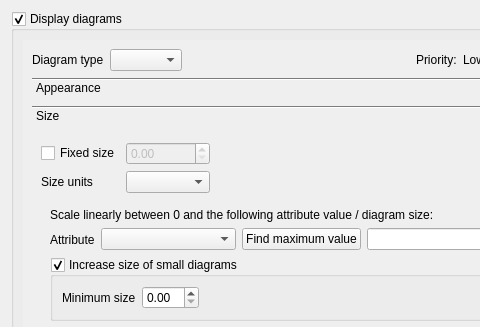
Old version of the form src/ui/qgsdiagrampropertiesbase.ui in the repository qgis/QGIS; both pictures show x 0 to 480 and y 0 to 327 of the 782 by 663 pixel window.
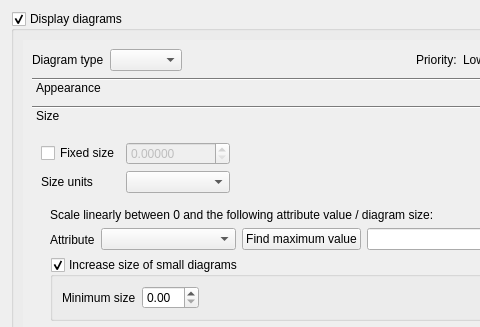
New version of the form. The open tabs and pages were chosen to show the change. Icons and pictures are not drawn. Custom widgets are drawn as their Qt base class.

Commit message: Allow smaller numbers in size spin box

```diff
--- a/src/ui/qgsdiagrampropertiesbase.ui
+++ b/src/ui/qgsdiagrampropertiesbase.ui
@@ -318,7 +318,15 @@
               </item>
              </layout>
             </widget>
-            <widget class="QWidget" name="mDiagramPropertiesToolBoxPage2" native="true">
+            <widget class="QWidget" name="mDiagramPropertiesToolBoxPage2">
+             <property name="geometry">
+              <rect>
+               <x>0</x>
+               <y>0</y>
+               <width>708</width>
+               <height>239</height>
+              </rect>
+             </property>
              <attribute name="label">
               <string>Size</string>
              </attribute>
@@ -358,6 +366,9 @@
                 <property name="enabled">
                  <bool>false</bool>
                 </property>
+                <property name="decimals">
+                 <number>5</number>
+                </property>
                 <property name="maximum">
                  <double>9999999.990000000223517</double>
                 </property>
```
Left out of the diff: 30 changed lines with no effect on the pictures.
